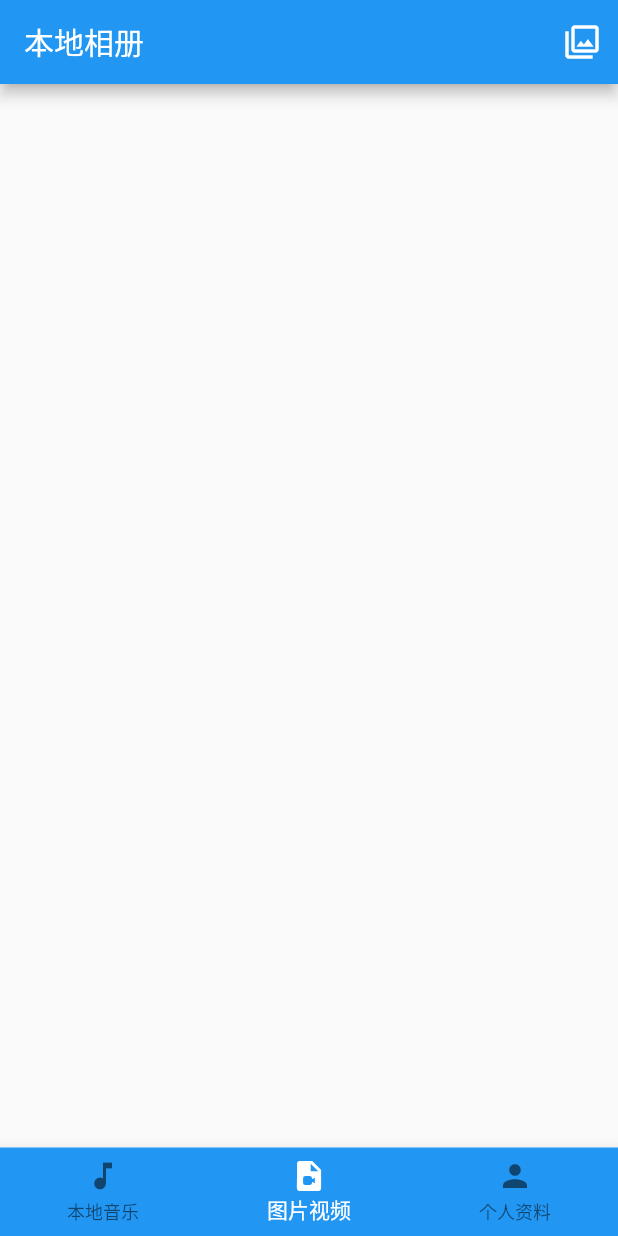
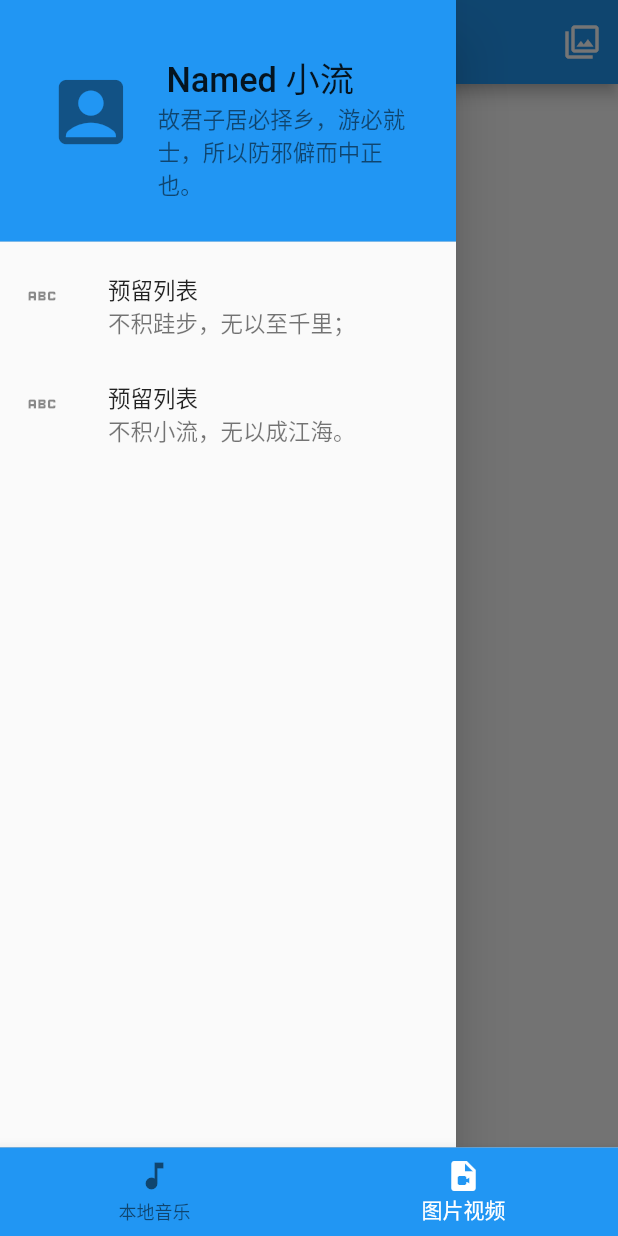
Before and after one commit to Sanotsu/freader-media-player, a Flutter app: the screen it shows after launch, item 2 of the bottom bar chosen, with the side drawer open (before the commit the screen has no drawer), on a phone screen of 412 x 824 dp. Run offline on Flutter 3.47's test engine with Material 2 defaults, Android fonts, the phone set to English and light mode, and no system bars; our stand-ins replace flick_video_player, flutter_screenutil, get_it, just_audio, just_audio_background, marquee and 7 more; missing offline and left inert: audio_session, photo_manager, photo_manager_image_provider, video_thumbnail.

Commit message:
refactor:之前示例的用户中心简化成抽屉;清除关于主题切换的所有逻辑,后续再添加.

```diff
--- a/lib/layout/app.dart
+++ b/lib/layout/app.dart
@@ -4,11 +4,9 @@ import 'package:flutter/material.dart';
 import 'package:flutter_screenutil/flutter_screenutil.dart';
 import 'package:flutter_localizations/flutter_localizations.dart';
 import 'package:permission_handler/permission_handler.dart';
-import 'package:provider/provider.dart';
 import 'package:shared_preferences/shared_preferences.dart';
 
 import '../common/global/constants.dart';
-import '../models/change_display_mode.dart';
 import '../services/my_audio_handler.dart';
 import '../services/service_locator.dart';
 import 'home.dart';
@@ -105,15 +103,10 @@ class _MyHomePageState extends State<MyHomePage> {
 
   @override
   Widget build(BuildContext context) {
-    return MultiProvider(
-      providers: [
-        ChangeNotifierProvider(create: (_) => ChangeDisplayMode()),
-      ],
-      child: isLogin
-          ? const HomePage()
-          : isPermissionGranted
-              ? const HomePage()
-              : const Image(image: AssetImage('assets/launch_background.png')),
-    );
+    return isLogin
+        ? const HomePage()
+        : isPermissionGranted
+            ? const HomePage()
+            : const Image(image: AssetImage('assets/launch_background.png'));
   }
 }
--- a/lib/layout/home.dart
+++ b/lib/layout/home.dart
@@ -2,13 +2,11 @@
 
 import 'package:flutter/material.dart';
 import 'package:flutter/services.dart';
-import 'package:provider/provider.dart';
+import 'package:flutter_screenutil/flutter_screenutil.dart';
 
 import '../common/utils/global_styles.dart';
-import '../models/change_display_mode.dart';
 import '../views/local_music/index.dart';
 import '../views/local_media/index.dart';
-import '../views/user_center/index.dart';
 
 /// 主页面
 
@@ -25,7 +23,6 @@ class _HomePageState extends State<HomePage> {
   static const List<Widget> _widgetOptions = <Widget>[
     LocalMusic(),
     LocalMedia(),
-    UserCenter(),
   ];
 
   void _onItemTapped(int index) {
@@ -41,13 +38,8 @@ class _HomePageState extends State<HomePage> {
     /// 而在音频列表中长按音频，也有改变内部app bar显示的功能内容。这样`全部`这个没有中间层的也比较特殊
     ///
     ///
-    ChangeDisplayMode cdm = context.watch<ChangeDisplayMode>();
 
-    return MaterialApp(
-      theme: cdm.currentDisplayMode == DisplayMode.DARK
-          ? ThemeData.dark()
-          : ThemeData.light(),
-      home: PopScope(
+    return PopScope(
       // 点击返回键时暂停返回
       canPop: false,
       onPopInvoked: (didPop) async {
@@ -92,30 +84,68 @@ class _HomePageState extends State<HomePage> {
       },
       child: Scaffold(
         // home页的背景色(如果下层还有设定其他主题颜色，会被覆盖)
-          // backgroundColor: Colors.red,
         body: Center(child: _widgetOptions.elementAt(_selectedIndex)),
         bottomNavigationBar: BottomNavigationBar(
           items: const <BottomNavigationBarItem>[
             BottomNavigationBarItem(
-                  icon: Icon(Icons.music_note), label: '本地音乐'),
-              // BottomNavigationBarItem(icon: Icon(Icons.cloud), label: 'Online'),
+              icon: Icon(Icons.music_note),
+              label: '本地音乐',
+            ),
             BottomNavigationBarItem(
-                  icon: Icon(Icons.video_file), label: '图片视频'),
-              BottomNavigationBarItem(icon: Icon(Icons.person), label: '个人资料'),
+              icon: Icon(Icons.video_file),
+              label: '图片视频',
+            ),
           ],
           currentIndex: _selectedIndex,
           // 底部导航栏的颜色
-            // backgroundColor: dartThemeMaterialColor3,
-            backgroundColor: cdm.currentDisplayMode == DisplayMode.DARK
-                ? dartThemeMaterialColor3
-                : Theme.of(context).primaryColor,
+          backgroundColor: Theme.of(context).primaryColor,
           // 被选中的item的图标颜色和文本颜色
           selectedIconTheme: const IconThemeData(color: Colors.white),
           selectedItemColor: Colors.white,
           onTap: _onItemTapped,
         ),
       ),
+    );
+  }
+}
+
+buildDrawer(BuildContext context) {
+  return Drawer(
+    // 使用list view 内容高度超过页面可以滚动；
+    child: ListView(
+      // 删除任何填充
+      padding: EdgeInsets.zero,
+      children: [
+        // 用户信息标头
+        DrawerHeader(
+          // 背景色蓝色
+          decoration: BoxDecoration(color: Theme.of(context).primaryColor),
+          child: Center(
+            child: ListTile(
+              title: Text(
+                ' Named 小流',
+                style: TextStyle(
+                  fontSize: sizeHeadline1,
+                  // color: Theme.of(context).canvasColor,
+                ),
+              ),
+              subtitle: const Text('故君子居必择乡，游必就士，所以防邪僻而中正也。'),
+              leading: Icon(Icons.account_box, size: 50.sp),
+              onTap: null,
+            ),
+          ),
+        ),
+        const ListTile(
+          leading: Icon(Icons.abc),
+          title: Text('预留列表'),
+          subtitle: Text('不积跬步，无以至千里；'),
+        ),
+        const ListTile(
+          leading: Icon(Icons.abc),
+          title: Text('预留列表'),
+          subtitle: Text('不积小流，无以成江海。'),
+        )
+      ],
     ),
   );
 }
-}
--- a/lib/models/change_display_mode.dart
+++ /dev/null
@@ -1,23 +0,0 @@
-// ignore_for_file: constant_identifier_names
-
-import 'package:flutter/material.dart';
-
-/// app的显示模式，暂时只有dark和light两种。在用户切换时，可根据状态切换
-
-enum DisplayMode {
-  DARK,
-  LIGHT,
-}
-
-class ChangeDisplayMode with ChangeNotifier {
-  // 歌单是否被长按
-  // 进一步说明:如果默认就是false，那么如何区分初始化的false和取消长按后的false？
-  // 修改成int或者枚举
-  DisplayMode currentDisplayMode = DisplayMode.LIGHT;
-  void changeCurrentDisplayMode(DisplayMode flag) {
-    currentDisplayMode = flag;
-    WidgetsBinding.instance.addPostFrameCallback((_) {
-      notifyListeners();
-    });
-  }
-}
--- a/lib/views/local_media/index.dart
+++ b/lib/views/local_media/index.dart
@@ -3,6 +3,7 @@
 import 'package:flutter/material.dart';
 import 'package:photo_manager/photo_manager.dart';
 
+import '../../layout/home.dart';
 import 'path_list.dart';
 
 /// 显示手机存储中所有的图片/视频数据（音频单独music模块，其他媒体文件暂不处理）
@@ -54,6 +55,7 @@ class _LocalMediaState extends State<LocalMedia> {
   Widget build(BuildContext context) {
     print("111 这是查询有媒体资源的主页面 index");
     return Scaffold(
+      drawer: buildDrawer(context),
       appBar: AppBar(
         title: const Text('本地相册'),
         actions: [
--- a/lib/views/local_music/widgets/common.dart
+++ b/lib/views/local_music/widgets/common.dart
@@ -3,7 +3,6 @@ import 'dart:math';
 import 'package:flutter/material.dart';
 import 'package:flutter_screenutil/flutter_screenutil.dart';
 
-import '../../../common/utils/global_styles.dart';
 import '../../../services/my_audio_handler.dart';
 import '../../../services/service_locator.dart';
 
@@ -16,13 +15,13 @@ class SeekBar extends StatefulWidget {
   final ValueChanged<Duration>? onChangeEnd; // 当拖动进度结束时
 
   const SeekBar({
-    Key? key,
+    super.key,
     required this.duration,
     required this.position,
     required this.bufferedPosition,
     this.onChanged,
     this.onChangeEnd,
-  }) : super(key: key);
+  });
 
   @override
   SeekBarState createState() => SeekBarState();
@@ -295,7 +294,6 @@ void showSliderDialog({
   showDialog<void>(
     context: context,
     builder: (context) => AlertDialog(
-      backgroundColor: dartThemeMaterialColor3,
       title: Text(title, textAlign: TextAlign.center),
       content: StreamBuilder<double>(
         stream: stream,
```
Also changed, not shown: lib/common/utils/global_styles.dart (+1 -50 lines), lib/views/local_music/index.dart (+7 -27 lines), lib/views/local_music/nested_pages/just_audio_music_player_detail.dart (+6 -21 lines), lib/views/online_music/online_music_index.dart (deleted, +0 -29 lines), lib/views/user_center/index.dart (deleted, +0 -320 lines), 1 other file. Lines whose indentation alone changed are shown as unchanged.
